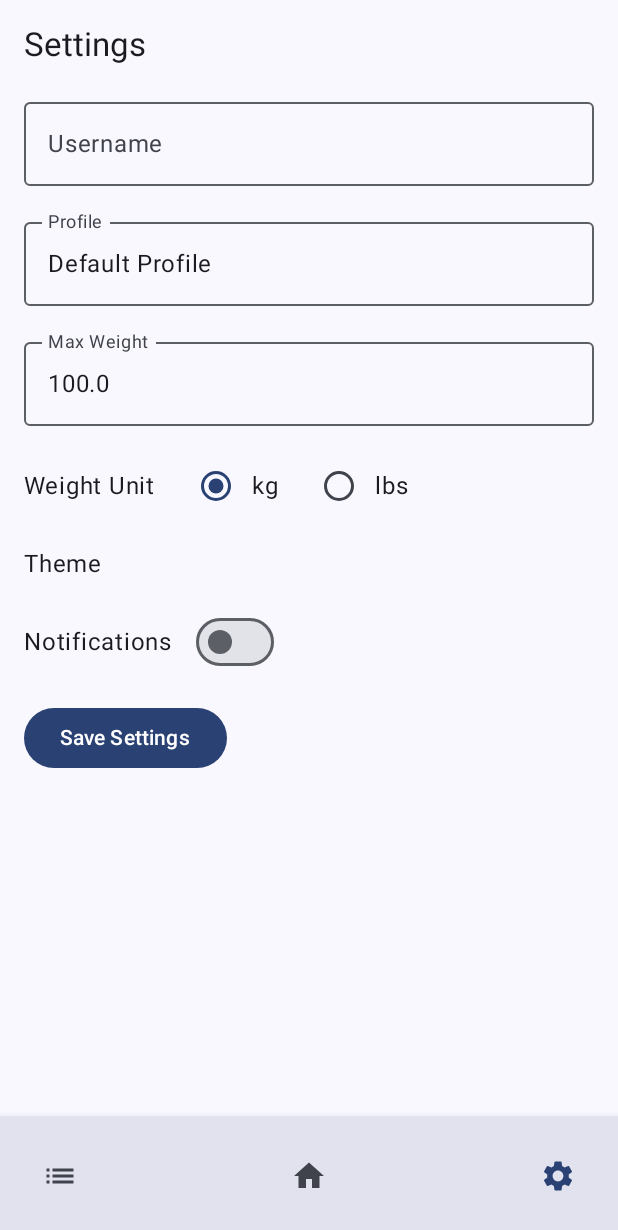
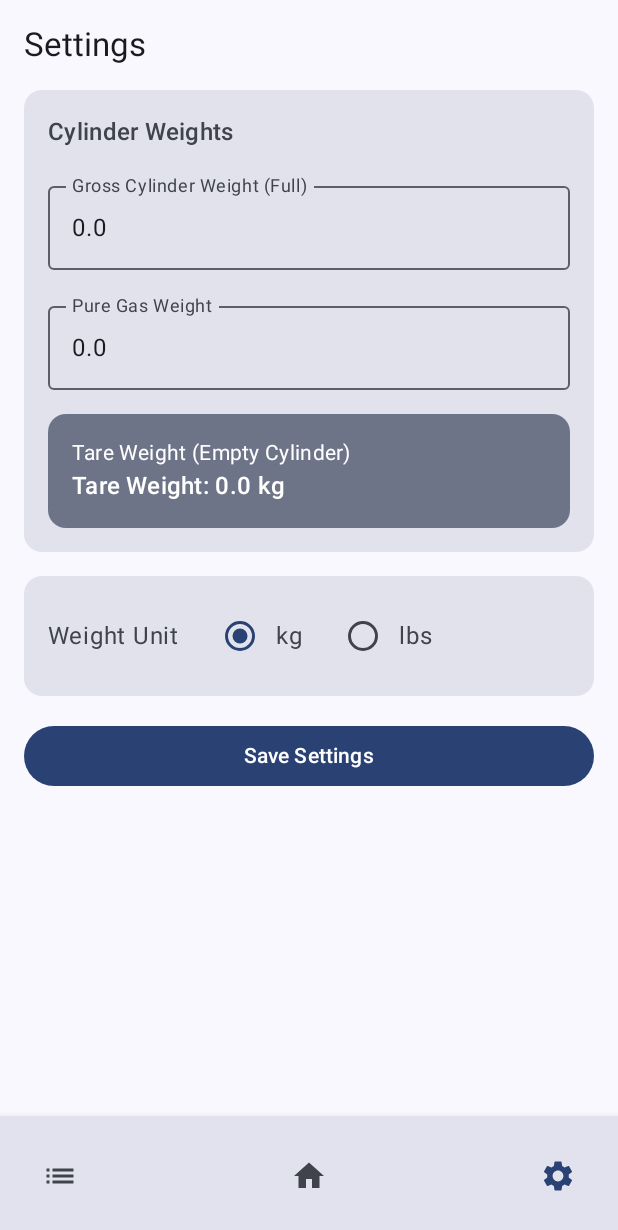
Before and after one commit to Bezalelohim/WeightSense, an Android app built with Jetpack Compose: the SettingsScreen screen opened through its navigation route, on a phone screen of 412 x 824 dp. Shown: the top 1230 px of the screen. Run offline under Robolectric (Android 15) with nearby library versions, the phone set to English and light mode, and no system bars; our stand-ins replace Dagger/Hilt's generated code; 7 statements that could not run were skipped.

Commit message:
version 1.0 Finally sort of stable.

```diff
--- a/app/src/main/java/com/example/weightsense/ui/home/HomeScreen.kt
+++ b/app/src/main/java/com/example/weightsense/ui/home/HomeScreen.kt
@@ -25,7 +25,6 @@ fun HomeScreen(
     onNavigateToSettings: () -> Unit
 ) {
     val weightState by viewModel.weightState.collectAsState()
-    val lastSyncTime by viewModel.lastSyncTime.collectAsState()
     val isConnected by viewModel.isDeviceConnected.collectAsState()
 
     Box(modifier = modifier.fillMaxSize()) {
@@ -43,27 +42,34 @@ fun HomeScreen(
                 style = MaterialTheme.typography.titleLarge
             )
 
-            val weightLevel = (weightState.currentWeight / weightState.maxWeight)
-                .coerceIn(0f, 1f)
+            // Calculate tare weight (empty cylinder weight)
+            val tareWeight = weightState.fullCylinderWeight - weightState.netWeight
+
+            // Calculate current gas weight by subtracting tare weight from sensor reading
+            // First ensure the sensor reading is valid (not negative)
+            val validSensorReading = weightState.cylinderWeight.coerceAtLeast(0f)
+            val currentGasWeight = (validSensorReading - tareWeight).coerceAtLeast(0f)
+
+            // Calculate level based on current gas weight relative to maximum gas capacity
+            val level = if (weightState.netWeight > 0f) {
+                // Ensure we're not dividing by zero and result is between 0 and 1
+                (currentGasWeight / weightState.netWeight).coerceIn(0f, 1f)
+            } else {
+                0f
+            }
 
             WeightIndicator(
-                level = weightLevel,
-                currentWeight = weightState.currentWeight,
-                maxWeight = weightState.maxWeight,
+                level = level,
+                netWeight = currentGasWeight,
+                maxCapacity = weightState.netWeight.coerceAtLeast(0.1f), // Prevent division by zero
                 modifier = Modifier.size(200.dp)
             )
 
             WeightDisplay(
-                currentWeight = weightState.currentWeight,
+                netWeight = currentGasWeight,
                 modifier = Modifier
                     .fillMaxWidth()
                     .padding(horizontal = 32.dp)
-            )
-
-            WeightInfoCard(
-                maxWeight = weightState.maxWeight,
-                lastSyncTime = lastSyncTime,
-                modifier = Modifier.fillMaxWidth()
             )
 
             Button(
@@ -111,7 +117,7 @@ private fun ConnectionStatus(isConnected: Boolean) {
 }
 
 @Composable
-private fun WeightDisplay(currentWeight: Float, modifier: Modifier = Modifier) {
+private fun WeightDisplay(netWeight: Float, modifier: Modifier = Modifier) {
     Card(
         modifier = modifier,
         colors = CardDefaults.cardColors(
@@ -123,7 +129,7 @@ private fun WeightDisplay(currentWeight: Float, modifier: Modifier = Modifier) {
             horizontalAlignment = Alignment.CenterHorizontally
         ) {
             Text(
-                text = "%.1f".format(currentWeight),
+                text = "%.1f".format(netWeight),
                 style = MaterialTheme.typography.displayMedium,
                 color = MaterialTheme.colorScheme.onPrimaryContainer
             )
@@ -137,37 +143,10 @@ private fun WeightDisplay(currentWeight: Float, modifier: Modifier = Modifier) {
 }
 
 @Composable
-private fun WeightInfoCard(maxWeight: Float, lastSyncTime: Long, modifier: Modifier = Modifier) {
-    Card(
-        modifier = modifier,
-        colors = CardDefaults.cardColors(
-            containerColor = MaterialTheme.colorScheme.surfaceVariant
-        )
-    ) {
-        Column(
-            modifier = Modifier.padding(16.dp),
-            horizontalAlignment = Alignment.CenterHorizontally
-        ) {
-            Text(
-                text = "${stringResource(R.string.max_weight)}: $maxWeight${stringResource(R.string.unit_kg)}",
-                style = MaterialTheme.typography.bodyLarge,
-                color = MaterialTheme.colorScheme.onSurfaceVariant
-            )
-            Spacer(modifier = Modifier.height(8.dp))
-            Text(
-                text = stringResource(R.string.last_synced, formatLastSyncTime(lastSyncTime)),
-                style = MaterialTheme.typography.bodyMedium,
-                color = MaterialTheme.colorScheme.onSurfaceVariant
-            )
-        }
-    }
-}
-
-@Composable
 private fun WeightIndicator(
     level: Float,
-    currentWeight: Float,
-    maxWeight: Float,
+    netWeight: Float,
+    maxCapacity: Float,
     modifier: Modifier = Modifier
 ) {
     // Get colors outside of Canvas
--- a/app/src/main/java/com/example/weightsense/ui/home/HomeViewModel.kt
+++ b/app/src/main/java/com/example/weightsense/ui/home/HomeViewModel.kt
@@ -3,7 +3,7 @@ package com.example.weightsense.ui.home
 import androidx.lifecycle.ViewModel
 import androidx.lifecycle.viewModelScope
 import com.example.weightsense.data.ble.BleManager
-import com.example.weightsense.data.repository.UserProfileRepository
+import com.example.weightsense.data.repository.SettingsRepository
 import dagger.hilt.android.lifecycle.HiltViewModel
 import kotlinx.coroutines.flow.MutableStateFlow
 import kotlinx.coroutines.flow.StateFlow
@@ -12,42 +12,74 @@ import kotlinx.coroutines.launch
 import javax.inject.Inject
 
 data class WeightState(
-    val currentWeight: Float = 0f,
-    val maxWeight: Float = 100f
+    val cylinderWeight: Float = 0f,     // Raw sensor reading
+    val fullCylinderWeight: Float = 0f, // From settings
+    val netWeight: Float = 0f,          // Pure gas capacity from settings
+    val currentGasWeight: Float = 0f    // Calculated gas weight
 )
 
 @HiltViewModel
 class HomeViewModel @Inject constructor(
-    private val bleManager: BleManager
+    private val bleManager: BleManager,
+    private val settingsRepository: SettingsRepository
 ) : ViewModel() {
 
     private val _weightState = MutableStateFlow(WeightState())
     val weightState: StateFlow<WeightState> = _weightState.asStateFlow()
 
     private val _lastSyncTime = MutableStateFlow(System.currentTimeMillis())
+
     val lastSyncTime: StateFlow<Long> = _lastSyncTime.asStateFlow()
 
-    // Add connection state
     val isDeviceConnected: StateFlow<Boolean> = bleManager.isConnected
 
     init {
+        loadCylinderWeights()
+        observeWeightData()
+    }
+
+    private fun loadCylinderWeights() {
         viewModelScope.launch {
-            bleManager.weightData.collect { weight ->
-                weight?.let {
-                    updateWeight(it)
-                    _lastSyncTime.value = System.currentTimeMillis()
+            val emptyWeight = settingsRepository.getEmptyCylinderWeight()
+            val fullWeight = settingsRepository.getFullCylinderWeight()
+            _weightState.value = _weightState.value.copy(
+                fullCylinderWeight = fullWeight,
+                netWeight = fullWeight - emptyWeight
+            )
+        }
+    }
+
+    private fun observeWeightData() {
+        viewModelScope.launch {
+            bleManager.weightData.collect { sensorReading ->
+                if (sensorReading != null) {
+                    updateWeightCalculations(sensorReading)
                 }
             }
         }
     }
 
+    private fun updateWeightCalculations(sensorReading: Float) {
+        val currentState = _weightState.value
+
+        // Ensure sensor reading is valid
+        val validSensorReading = sensorReading.coerceAtLeast(0f)
+
+        // Calculate tare weight (empty cylinder weight)
+        val tareWeight = currentState.fullCylinderWeight - currentState.netWeight
+
+        // Calculate current gas weight
+        val currentGasWeight = (validSensorReading - tareWeight).coerceAtLeast(0f)
+
+        // Update state with new values
+        _weightState.value = currentState.copy(
+            cylinderWeight = validSensorReading,
+            currentGasWeight = currentGasWeight
+        )
+        _lastSyncTime.value = System.currentTimeMillis()
+    }
+
     fun readWeightData() {
         bleManager.readWeightData()
     }
-
-    private fun updateWeight(weight: Float) {
-        _weightState.value = _weightState.value.copy(
-            currentWeight = weight
-        )
-    }
 }
--- a/app/src/main/java/com/example/weightsense/ui/settings/SettingsScreen.kt
+++ b/app/src/main/java/com/example/weightsense/ui/settings/SettingsScreen.kt
@@ -11,6 +11,8 @@ import com.example.weightsense.ui.navigation.BottomNavigationBar
 import androidx.compose.ui.res.stringResource
 import com.example.weightsense.R
 import java.util.Locale
+import androidx.compose.foundation.text.KeyboardOptions
+import androidx.compose.ui.text.input.KeyboardType
 
 @Composable
 fun SettingsScreen(
@@ -23,9 +25,6 @@ fun SettingsScreen(
 
     val unitKg = stringResource(R.string.unit_kg)
     val unitLbs = stringResource(R.string.unit_lbs)
-    val themeSystem = stringResource(R.string.theme_system)
-    val themeLight = stringResource(R.string.theme_light)
-    val themeDark = stringResource(R.string.theme_dark)
 
     Box(modifier = modifier.fillMaxSize()) {
         Column(
@@ -40,34 +39,92 @@ fun SettingsScreen(
                 style = MaterialTheme.typography.titleLarge
             )
 
-            OutlinedTextField(
-                value = uiState.username,
-                onValueChange = { viewModel.updateUsername(it) },
-                label = { Text(stringResource(R.string.username)) },
-                modifier = Modifier.fillMaxWidth()
+            // Cylinder Weight Settings Section
+            Card(
+                modifier = Modifier.fillMaxWidth(),
+                colors = CardDefaults.cardColors(
+                    containerColor = MaterialTheme.colorScheme.surfaceVariant
+                )
+            ) {
+                Column(
+                    modifier = Modifier
+                        .fillMaxWidth()
+                        .padding(16.dp),
+                    verticalArrangement = Arrangement.spacedBy(16.dp)
+                ) {
+                    Text(
+                        text = stringResource(R.string.cylinder_weights),
+                        style = MaterialTheme.typography.titleMedium
                     )
 
+                    // Gross Cylinder Weight (Full cylinder with gas)
                     OutlinedTextField(
-                value = uiState.currentProfile,
-                onValueChange = { viewModel.updateCurrentProfile(it) },
-                label = { Text(stringResource(R.string.profile)) },
-                modifier = Modifier.fillMaxWidth()
+                        value = uiState.fullCylinderWeight.toString(),
+                        onValueChange = {
+                            it.toFloatOrNull()?.let { weight ->
+                                viewModel.updateFullCylinderWeight(weight)
+                            }
+                        },
+                        label = { Text(stringResource(R.string.gross_cylinder_weight)) },
+                        modifier = Modifier.fillMaxWidth(),
+                        singleLine = true,
+                        keyboardOptions = KeyboardOptions(keyboardType = KeyboardType.Decimal)
                     )
 
+                    // Pure Gas Weight
                     OutlinedTextField(
-                value = uiState.maxWeight.toString(),
+                        value = uiState.netWeight.toString(),
                         onValueChange = {
                             it.toFloatOrNull()?.let { weight ->
-                        viewModel.updateMaxWeight(weight)
+                                viewModel.updateNetWeight(weight)
                             }
                         },
-                label = { Text(stringResource(R.string.max_weight)) },
-                modifier = Modifier.fillMaxWidth()
+                        label = { Text(stringResource(R.string.pure_gas_weight)) },
+                        modifier = Modifier.fillMaxWidth(),
+                        singleLine = true,
+                        keyboardOptions = KeyboardOptions(keyboardType = KeyboardType.Decimal)
                     )
 
+                    // Display calculated tare weight (empty cylinder weight)
+                    Card(
+                        colors = CardDefaults.cardColors(
+                            containerColor = MaterialTheme.colorScheme.secondaryContainer
+                        )
+                    ) {
+                        Column(
+                            modifier = Modifier
+                                .fillMaxWidth()
+                                .padding(16.dp)
+                        ) {
+                            Text(
+                                text = stringResource(R.string.tare_weight_label),
+                                style = MaterialTheme.typography.bodyMedium,
+                                color = MaterialTheme.colorScheme.onSecondaryContainer
+                            )
+                            Text(
+                                text = stringResource(
+                                    R.string.tare_weight_display,
+                                    "%.1f".format(uiState.fullCylinderWeight - uiState.netWeight)
+                                ),
+                                style = MaterialTheme.typography.titleMedium,
+                                color = MaterialTheme.colorScheme.onSecondaryContainer
+                            )
+                        }
+                    }
+                }
+            }
+
             // Weight Unit Selector
+            Card(
+                modifier = Modifier.fillMaxWidth(),
+                colors = CardDefaults.cardColors(
+                    containerColor = MaterialTheme.colorScheme.surfaceVariant
+                )
+            ) {
                 Row(
-                modifier = Modifier.fillMaxWidth(),
+                    modifier = Modifier
+                        .fillMaxWidth()
+                        .padding(16.dp),
                     verticalAlignment = Alignment.CenterVertically
                 ) {
                     Text(stringResource(R.string.weight_unit))
@@ -84,41 +141,12 @@ fun SettingsScreen(
                     )
                     Text(unitLbs)
                 }
-
-            // Theme Selector
-            Row(
-                modifier = Modifier.fillMaxWidth(),
-                verticalAlignment = Alignment.CenterVertically
-            ) {
-                Text(stringResource(R.string.theme))
-                Spacer(modifier = Modifier.width(16.dp))
-                DropdownMenu(
-                    expanded = false,
-                    onDismissRequest = { }
-                ) {
-                    listOf(themeSystem, themeLight, themeDark).forEach { theme ->
-                        DropdownMenuItem(
-                            text = { Text(theme) },
-                            onClick = { viewModel.updateTheme(theme) }
-                        )
-                    }
-                }
             }
 
-            // Notifications Toggle
-            Row(
-                modifier = Modifier.fillMaxWidth(),
-                verticalAlignment = Alignment.CenterVertically
+            Button(
+                onClick = { viewModel.saveSettings() },
+                modifier = Modifier.fillMaxWidth()
             ) {
-                Text(stringResource(R.string.notifications))
-                Spacer(modifier = Modifier.width(16.dp))
-                Switch(
-                    checked = uiState.notificationsEnabled,
-                    onCheckedChange = { viewModel.toggleNotifications() }
-                )
-            }
-
-            Button(onClick = { viewModel.saveSettings() }) {
                 Text(stringResource(R.string.save_settings))
             }
         }
--- a/app/src/main/java/com/example/weightsense/ui/settings/SettingsViewModel.kt
+++ b/app/src/main/java/com/example/weightsense/ui/settings/SettingsViewModel.kt
@@ -2,7 +2,7 @@ package com.example.weightsense.ui.settings
 
 import androidx.lifecycle.ViewModel
 import androidx.lifecycle.viewModelScope
-import com.example.weightsense.data.repository.UserProfileRepository
+import com.example.weightsense.data.repository.SettingsRepository
 import dagger.hilt.android.lifecycle.HiltViewModel
 import kotlinx.coroutines.flow.MutableStateFlow
 import kotlinx.coroutines.flow.StateFlow
@@ -11,18 +11,14 @@ import kotlinx.coroutines.launch
 import javax.inject.Inject
 
 data class SettingsUiState(
-    val username: String = "",
-    val notificationsEnabled: Boolean = false,
-    val currentProfile: String = "Default Profile",
-    val maxWeight: Float = 100f,
-    val weightUnit: String = "kg",
-    val theme: String = "system",
-    val language: String = "en"
+    val fullCylinderWeight: Float = 0f,
+    val netWeight: Float = 0f,
+    val weightUnit: String = "kg"
 )
 
 @HiltViewModel
 class SettingsViewModel @Inject constructor(
-    private val userProfileRepository: UserProfileRepository
+    private val settingsRepository: SettingsRepository
 ) : ViewModel() {
 
     private val _uiState = MutableStateFlow(SettingsUiState())
@@ -35,55 +31,31 @@ class SettingsViewModel @Inject constructor(
     private fun loadSettings() {
         viewModelScope.launch {
             _uiState.value = SettingsUiState(
-                username = userProfileRepository.getUsername(),
-                notificationsEnabled = userProfileRepository.getNotificationsEnabled(),
-                currentProfile = userProfileRepository.getCurrentProfile(),
-                maxWeight = userProfileRepository.getMaxWeight(),
-                weightUnit = userProfileRepository.getWeightUnit(),
-                theme = userProfileRepository.getTheme(),
-                language = userProfileRepository.getLanguage()
+                fullCylinderWeight = settingsRepository.getFullCylinderWeight(),
+                netWeight = settingsRepository.getNetWeight(),
+                weightUnit = settingsRepository.getWeightUnit()
             )
         }
     }
 
-    fun updateUsername(username: String) {
-        _uiState.value = _uiState.value.copy(username = username)
+    fun updateFullCylinderWeight(weight: Float) {
+        _uiState.value = _uiState.value.copy(fullCylinderWeight = weight)
     }
 
-    fun updateCurrentProfile(profile: String) {
-        _uiState.value = _uiState.value.copy(currentProfile = profile)
-    }
-
-    fun updateMaxWeight(weight: Float) {
-        _uiState.value = _uiState.value.copy(maxWeight = weight)
+    fun updateNetWeight(weight: Float) {
+        _uiState.value = _uiState.value.copy(netWeight = weight)
     }
 
     fun updateWeightUnit(unit: String) {
         _uiState.value = _uiState.value.copy(weightUnit = unit)
     }
 
-    fun updateTheme(theme: String) {
-        _uiState.value = _uiState.value.copy(theme = theme)
-    }
-
-    fun updateLanguage(language: String) {
-        _uiState.value = _uiState.value.copy(language = language)
-    }
-
-    fun toggleNotifications() {
-        _uiState.value = _uiState.value.copy(notificationsEnabled = !_uiState.value.notificationsEnabled)
-    }
-
     fun saveSettings() {
         viewModelScope.launch {
-            with(userProfileRepository) {
-                saveUsername(_uiState.value.username)
-                saveNotificationsEnabled(_uiState.value.notificationsEnabled)
-                setCurrentProfile(_uiState.value.currentProfile)
-                setMaxWeight(_uiState.value.maxWeight)
-                setWeightUnit(_uiState.value.weightUnit)
-                setTheme(_uiState.value.theme)
-                setLanguage(_uiState.value.language)
+            with(settingsRepository) {
+                saveFullCylinderWeight(_uiState.value.fullCylinderWeight)
+                saveNetWeight(_uiState.value.netWeight)
+                saveWeightUnit(_uiState.value.weightUnit)
             }
         }
     }
--- a/app/src/main/res/values/strings.xml
+++ b/app/src/main/res/values/strings.xml
@@ -7,7 +7,9 @@
     <string name="last_synced">Last synced: %s</string>
     <string name="refresh_weight">Refresh Weight</string>
     <string name="device_connected">Device Connected</string>
-    <string name="device_disconnected">Device Disconnected</string>
+    <string name="device_disconnected">Device Not Connected</string>
+    <string name="total_weight_display">Total Weight: %s kg</string>
+    <string name="tare_weight_display">Tare Weight: %s kg</string>
 
     <!-- Devices Screen -->
     <string name="scan_for_devices">Scan for Devices</string>
@@ -20,22 +22,22 @@
 
     <!-- Settings Screen -->
     <string name="settings">Settings</string>
-    <string name="username">Username</string>
-    <string name="profile">Profile</string>
-    <string name="max_weight">Max Weight</string>
     <string name="weight_unit">Weight Unit</string>
     <string name="theme">Theme</string>
     <string name="notifications">Notifications</string>
     <string name="save_settings">Save Settings</string>
+    <string name="cylinder_weights">Cylinder Weights</string>
+    <string name="empty_cylinder_weight">Empty Cylinder Weight (Tare)</string>
+    <string name="full_cylinder_weight">Full Cylinder Weight (Gross)</string>
+    <string name="net_weight_display">Net Weight (Gas): %s kg</string>
+    <string name="gross_cylinder_weight">Gross Cylinder Weight (Full)</string>
+    <string name="pure_gas_weight">Pure Gas Weight</string>
+    <string name="tare_weight_label">Tare Weight (Empty Cylinder)</string>
+
 
     <!-- Weight Units -->
     <string name="unit_kg">kg</string>
     <string name="unit_lbs">lbs</string>
-
-    <!-- Theme Options -->
-    <string name="theme_system">System</string>
-    <string name="theme_light">Light</string>
-    <string name="theme_dark">Dark</string>
 
     <!-- Device Status -->
     <string name="status_connected">Connected</string>
@@ -49,6 +51,4 @@
     <string name="bluetooth_permission_rationale">This app needs Bluetooth permission to scan for and connect to weight sensing devices. Without this permission, the app cannot function properly.</string>
     <string name="grant_permission">Grant Permission</string>
 
-    <!-- Sample Button -->
-    <string name="sample_button_text">Click me!</string>
 </resources>
```
Also changed, not shown: app/src/main/java/com/example/weightsense/data/ble/BleManager.kt (+8 -4 lines), app/src/main/java/com/example/weightsense/data/repository/UserProfileRepository.kt (deleted, +0 -132 lines), app/src/main/java/com/example/weightsense/di/AppModule.kt (+9 -20 lines). Lines whose indentation alone changed are shown as unchanged.
